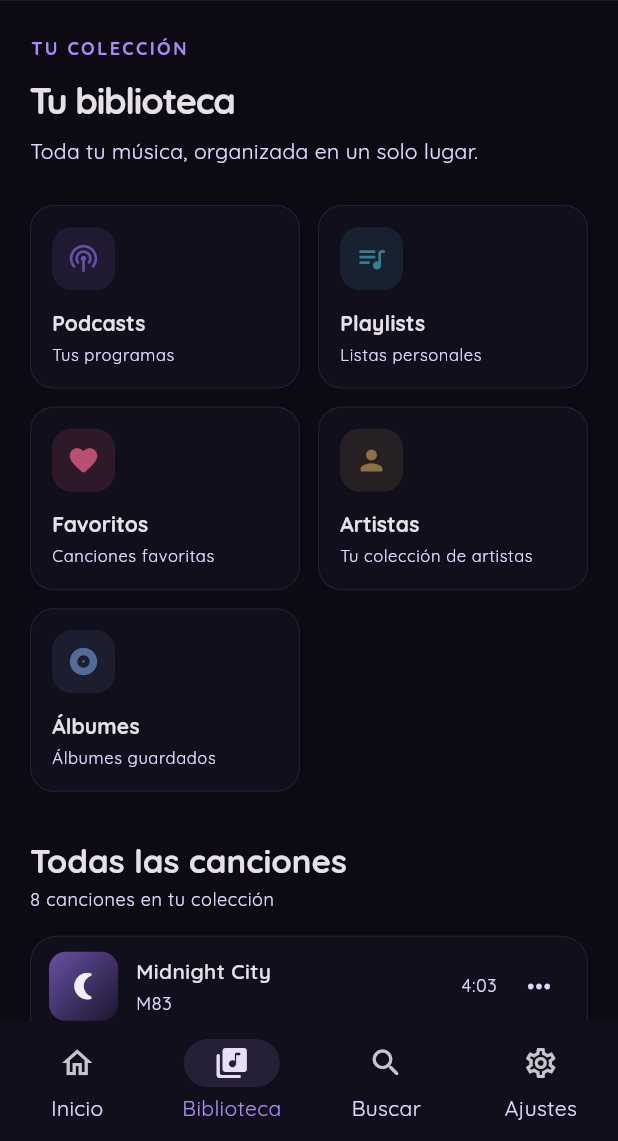
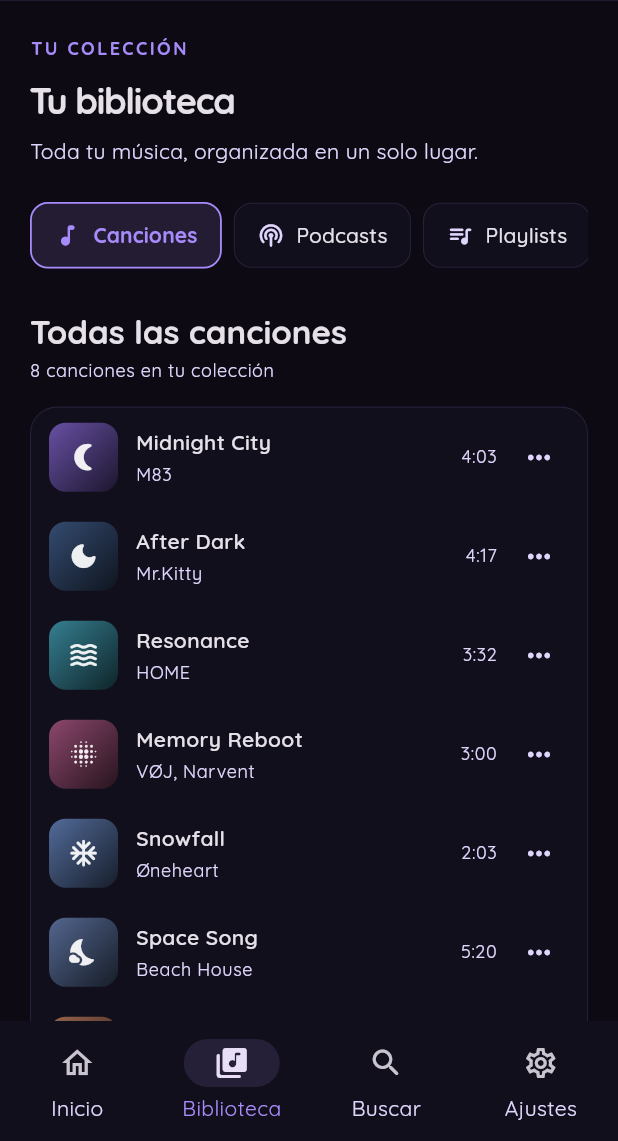
Before and after one commit to WarycoeDev/DecibeX, a Flutter app: the screen it shows after launch, item 2 of the bottom bar chosen, on a phone screen of 412 x 824 dp, the part 95-1236 px from its top. Run offline on Flutter 3.47's test engine with Material 3 defaults, Android fonts, the phone set to English and light mode, and no system bars.

Commit message:
Library Screen finished

```diff
--- a/lib/ui/library/library_screen.dart
+++ b/lib/ui/library/library_screen.dart
@@ -3,6 +3,8 @@
 import '../app_theme.dart';
 import '../../core/models/song.dart';
 import 'song_list_tile.dart';
+
+enum _LibraryTab { songs, podcasts, playlists, favorites, artists, albums }
 
 class LibraryScreen extends StatefulWidget {
   const LibraryScreen({super.key});
@@ -12,36 +14,36 @@
 }
 
 class _LibraryScreenState extends State<LibraryScreen> {
-  static const List<_LibraryCategory> _categories = [
-    _LibraryCategory(
+  static const List<_LibraryTabData> _tabs = [
+    _LibraryTabData(
+      tab: _LibraryTab.songs,
+      title: 'Canciones',
+      icon: Icons.music_note_rounded,
+    ),
+    _LibraryTabData(
+      tab: _LibraryTab.podcasts,
       title: 'Podcasts',
-      subtitle: 'Tus programas',
       icon: Icons.podcasts_rounded,
-      color: Color(0xFF6750A4),
     ),
-    _LibraryCategory(
+    _LibraryTabData(
+      tab: _LibraryTab.playlists,
       title: 'Playlists',
-      subtitle: 'Listas personales',
       icon: Icons.queue_music_rounded,
-      color: Color(0xFF357F91),
     ),
-    _LibraryCategory(
+    _LibraryTabData(
+      tab: _LibraryTab.favorites,
       title: 'Favoritos',
-      subtitle: 'Canciones favoritas',
       icon: Icons.favorite_rounded,
-      color: Color(0xFFB94F73),
     ),
-    _LibraryCategory(
+    _LibraryTabData(
+      tab: _LibraryTab.artists,
       title: 'Artistas',
-      subtitle: 'Tu colección de artistas',
       icon: Icons.person_rounded,
-      color: Color(0xFF8C7047),
     ),
-    _LibraryCategory(
+    _LibraryTabData(
+      tab: _LibraryTab.albums,
       title: 'Álbumes',
-      subtitle: 'Álbumes guardados',
       icon: Icons.album_rounded,
-      color: Color(0xFF526B99),
     ),
   ];
 
@@ -115,7 +117,57 @@
     ),
   ];
 
-  int _selectedCategory = -1;
+  _LibraryTab _selectedTab = _LibraryTab.songs;
+
+  List<Song> get _visibleSongs {
+    switch (_selectedTab) {
+      case _LibraryTab.songs:
+        return _songs;
+
+      case _LibraryTab.favorites:
+        return _songs.where((song) => song.favorite).toList();
+
+      case _LibraryTab.podcasts:
+      case _LibraryTab.playlists:
+      case _LibraryTab.artists:
+      case _LibraryTab.albums:
+        return const [];
+    }
+  }
+
+  String get _sectionTitle {
+    switch (_selectedTab) {
+      case _LibraryTab.songs:
+        return 'Todas las canciones';
+      case _LibraryTab.podcasts:
+        return 'Tus podcasts';
+      case _LibraryTab.playlists:
+        return 'Tus playlists';
+      case _LibraryTab.favorites:
+        return 'Canciones favoritas';
+      case _LibraryTab.artists:
+        return 'Tus artistas';
+      case _LibraryTab.albums:
+        return 'Tus álbumes';
+    }
+  }
+
+  String get _sectionSubtitle {
+    switch (_selectedTab) {
+      case _LibraryTab.songs:
+        return '${_visibleSongs.length} canciones en tu colección';
+      case _LibraryTab.podcasts:
+        return 'Tus programas y episodios';
+      case _LibraryTab.playlists:
+        return 'Tus listas de reproducción';
+      case _LibraryTab.favorites:
+        return '${_visibleSongs.length} canciones favoritas';
+      case _LibraryTab.artists:
+        return 'Artistas de tu colección';
+      case _LibraryTab.albums:
+        return 'Álbumes de tu colección';
+    }
+  }
 
   @override
   Widget build(BuildContext context) {
@@ -137,12 +189,12 @@
                 crossAxisAlignment: CrossAxisAlignment.start,
                 children: [
                   _buildHeader(context, isDesktop),
-                  SizedBox(height: isDesktop ? 32 : 26),
-                  _buildCategories(context, isDesktop),
-                  SizedBox(height: isDesktop ? 40 : 32),
-                  _buildSongsHeader(context, isDesktop),
+                  SizedBox(height: isDesktop ? 32 : 24),
+                  _buildTabs(),
+                  SizedBox(height: isDesktop ? 36 : 28),
+                  _buildSectionHeader(context, isDesktop),
                   const SizedBox(height: 16),
-                  _buildSongList(isDesktop),
+                  _buildContent(isDesktop),
                 ],
               ),
             ),
@@ -186,44 +238,31 @@
     );
   }
 
-  Widget _buildCategories(BuildContext context, bool isDesktop) {
-    return LayoutBuilder(
-      builder: (context, constraints) {
-        final columns = isDesktop
-            ? (constraints.maxWidth / 210).floor().clamp(3, 5).toInt()
-            : constraints.maxWidth >= 500
-            ? 3
-            : 2;
+  Widget _buildTabs() {
+    return SingleChildScrollView(
+      scrollDirection: Axis.horizontal,
+      child: Row(
+        children: [
+          for (int i = 0; i < _tabs.length; i++) ...[
+            if (i > 0) const SizedBox(width: 8),
+            _LibraryTabButton(
+              data: _tabs[i],
+              selected: _selectedTab == _tabs[i].tab,
+              onTap: () {
+                if (_selectedTab == _tabs[i].tab) return;
 
-        const spacing = 12.0;
-        final cardWidth =
-            (constraints.maxWidth - spacing * (columns - 1)) / columns;
-
-        return Wrap(
-          spacing: spacing,
-          runSpacing: spacing,
-          children: [
-            for (int i = 0; i < _categories.length; i++)
-              SizedBox(
-                width: cardWidth,
-                child: _CategoryCard(
-                  category: _categories[i],
-                  selected: _selectedCategory == i,
-                  compact: !isDesktop,
-                  onTap: () {
                 setState(() {
-                      _selectedCategory = _selectedCategory == i ? -1 : i;
+                  _selectedTab = _tabs[i].tab;
                 });
               },
             ),
+          ],
+        ],
       ),
-          ],
-        );
-      },
     );
   }
 
-  Widget _buildSongsHeader(BuildContext context, bool isDesktop) {
+  Widget _buildSectionHeader(BuildContext context, bool isDesktop) {
     final theme = Theme.of(context);
 
     return Row(
@@ -234,14 +273,14 @@
             crossAxisAlignment: CrossAxisAlignment.start,
             children: [
               Text(
-                'Todas las canciones',
+                _sectionTitle,
                 style: theme.textTheme.titleLarge?.copyWith(
                   fontWeight: FontWeight.bold,
                 ),
               ),
               const SizedBox(height: 4),
               Text(
-                '${_songs.length} canciones en tu colección',
+                _sectionSubtitle,
                 style: theme.textTheme.bodySmall?.copyWith(
                   color: AppTheme.textSecondary,
                 ),
@@ -249,7 +288,9 @@
             ],
           ),
         ),
-        if (isDesktop)
+        if (isDesktop &&
+            (_selectedTab == _LibraryTab.songs ||
+                _selectedTab == _LibraryTab.favorites))
           Container(
             padding: const EdgeInsets.symmetric(horizontal: 12, vertical: 8),
             decoration: BoxDecoration(
@@ -267,7 +308,9 @@
                 ),
                 const SizedBox(width: 8),
                 Text(
-                  'Biblioteca completa',
+                  _selectedTab == _LibraryTab.songs
+                      ? 'Biblioteca completa'
+                      : 'Tus favoritos',
                   style: theme.textTheme.labelMedium?.copyWith(
                     color: AppTheme.textSecondary,
                   ),
@@ -279,8 +322,59 @@
     );
   }
 
+  Widget _buildContent(bool isDesktop) {
+    switch (_selectedTab) {
+      case _LibraryTab.songs:
+      case _LibraryTab.favorites:
+        if (_visibleSongs.isEmpty) {
+          return _EmptyLibraryState(
+            icon: _selectedTab == _LibraryTab.favorites
+                ? Icons.favorite_border_rounded
+                : Icons.music_off_rounded,
+            title: _selectedTab == _LibraryTab.favorites
+                ? 'Todavía no tienes favoritos'
+                : 'Tu biblioteca está vacía',
+            message: _selectedTab == _LibraryTab.favorites
+                ? 'Las canciones que marques como favoritas aparecerán aquí.'
+                : 'Cuando tengas canciones disponibles, aparecerán aquí.',
+          );
+        }
+
+        return _buildSongList(isDesktop);
+
+      case _LibraryTab.podcasts:
+        return const _EmptyLibraryState(
+          icon: Icons.podcasts_rounded,
+          title: 'Todavía no hay podcasts',
+          message: 'Tus programas y episodios aparecerán aquí.',
+        );
+
+      case _LibraryTab.playlists:
+        return const _EmptyLibraryState(
+          icon: Icons.queue_music_rounded,
+          title: 'Todavía no hay playlists',
+          message: 'Tus listas de reproducción aparecerán aquí.',
+        );
+
+      case _LibraryTab.artists:
+        return const _EmptyLibraryState(
+          icon: Icons.person_outline_rounded,
+          title: 'Todavía no hay artistas',
+          message: 'Los artistas de tu colección aparecerán aquí.',
+        );
+
+      case _LibraryTab.albums:
+        return const _EmptyLibraryState(
+          icon: Icons.album_rounded,
+          title: 'Todavía no hay álbumes',
+          message: 'Los álbumes de tu colección aparecerán aquí.',
+        );
+    }
+  }
+
   Widget _buildSongList(bool isDesktop) {
     return Container(
+      width: double.infinity,
       decoration: BoxDecoration(
         color: AppTheme.surface,
         borderRadius: BorderRadius.circular(18),
@@ -288,38 +382,41 @@
       ),
       child: Column(
         children: [
-          for (int i = 0; i < _songs.length; i++)
-            SongListTile(song: _songs[i], isDesktop: isDesktop),
+          for (final song in _visibleSongs)
+            SongListTile(
+              key: ValueKey(
+                '${song.title}_${song.artist}_${_selectedTab.name}',
+              ),
+              song: song,
+              isDesktop: isDesktop,
+            ),
         ],
       ),
     );
   }
 }
 
-class _LibraryCategory {
+class _LibraryTabData {
+  final _LibraryTab tab;
   final String title;
-  final String subtitle;
   final IconData icon;
-  final Color color;
 
-  const _LibraryCategory({
+  const _LibraryTabData({
+    required this.tab,
     required this.title,
-    required this.subtitle,
     required this.icon,
-    required this.color,
   });
 }
 
-class _CategoryCard extends StatelessWidget {
-  final _LibraryCategory category;
+class _LibraryTabButton extends StatelessWidget {
+  final _LibraryTabData data;
   final bool selected;
-  final bool compact;
   final VoidCallback onTap;
 
-  const _CategoryCard({
-    required this.category,
+  const _LibraryTabButton({
+    super.key,
+    required this.data,
     required this.selected,
-    required this.compact,
     required this.onTap,
   });
 
@@ -329,54 +426,39 @@
 
     return Material(
       color: selected
-          ? category.color.withValues(alpha: 0.16)
+          ? AppTheme.accent.withValues(alpha: 0.14)
           : AppTheme.surface,
-      borderRadius: BorderRadius.circular(16),
+      borderRadius: BorderRadius.circular(12),
       child: InkWell(
         onTap: onTap,
-        borderRadius: BorderRadius.circular(16),
-        child: Container(
-          padding: EdgeInsets.all(compact ? 14 : 18),
+        borderRadius: BorderRadius.circular(12),
+        child: AnimatedContainer(
+          duration: const Duration(milliseconds: 180),
+          curve: Curves.easeOut,
+          padding: const EdgeInsets.symmetric(horizontal: 15, vertical: 11),
           decoration: BoxDecoration(
-            borderRadius: BorderRadius.circular(16),
+            borderRadius: BorderRadius.circular(12),
             border: Border.all(
-              color: selected ? category.color : AppTheme.surfaceVariant,
+              color: selected ? AppTheme.accent : AppTheme.surfaceVariant,
               width: selected ? 1.2 : 0.7,
             ),
           ),
-          child: Column(
-            crossAxisAlignment: CrossAxisAlignment.start,
+          child: Row(
+            mainAxisSize: MainAxisSize.min,
             children: [
-              Container(
-                width: compact ? 42 : 48,
-                height: compact ? 42 : 48,
-                decoration: BoxDecoration(
-                  color: category.color.withValues(alpha: 0.16),
-                  borderRadius: BorderRadius.circular(13),
+              Icon(
+                data.icon,
+                size: 18,
+                color: selected ? AppTheme.accent : AppTheme.textSecondary,
               ),
-                child: Icon(
-                  category.icon,
-                  color: category.color,
-                  size: compact ? 22 : 25,
-                ),
-              ),
-              SizedBox(height: compact ? 12 : 16),
+              const SizedBox(width: 8),
               Text(
-                category.title,
-                maxLines: 1,
-                overflow: TextOverflow.ellipsis,
-                style: theme.textTheme.titleSmall?.copyWith(
-                  fontWeight: FontWeight.bold,
-                ),
-              ),
-              const SizedBox(height: 4),
-              Text(
-                category.subtitle,
-                maxLines: 1,
-                overflow: TextOverflow.ellipsis,
-                style: theme.textTheme.bodySmall?.copyWith(
-                  color: AppTheme.textSecondary,
-                  fontSize: 11,
+                data.title,
+                style: theme.textTheme.labelLarge?.copyWith(
+                  color: selected
+                      ? AppTheme.accent
+                      : theme.colorScheme.onSurface,
+                  fontWeight: selected ? FontWeight.bold : FontWeight.w500,
                 ),
               ),
             ],
@@ -387,116 +469,63 @@
   }
 }
 
-class _LibrarySongTile extends StatelessWidget {
-  final Song song;
-  final int index;
-  final bool isDesktop;
+class _EmptyLibraryState extends StatelessWidget {
+  final IconData icon;
+  final String title;
+  final String message;
 
-  const _LibrarySongTile({
-    required this.song,
-    required this.index,
-    required this.isDesktop,
+  const _EmptyLibraryState({
+    required this.icon,
+    required this.title,
+    required this.message,
   });
 
   @override
   Widget build(BuildContext context) {
     final theme = Theme.of(context);
 
-    return Material(
-      color: Colors.transparent,
-      child: InkWell(
-        onTap: () {},
-        hoverColor: AppTheme.surfaceVariant.withValues(alpha: 0.45),
-        splashColor: AppTheme.accent.withValues(alpha: 0.12),
-        highlightColor: AppTheme.accent.withValues(alpha: 0.08),
-        child: Padding(
-          padding: EdgeInsets.symmetric(
-            horizontal: isDesktop ? 20 : 12,
-            vertical: isDesktop ? 12 : 10,
+    return Container(
+      width: double.infinity,
+      padding: const EdgeInsets.symmetric(horizontal: 24, vertical: 48),
+      decoration: BoxDecoration(
+        color: AppTheme.surface,
+        borderRadius: BorderRadius.circular(18),
+        border: Border.all(color: AppTheme.surfaceVariant, width: 0.7),
       ),
-          child: Row(
+      child: Column(
+        mainAxisSize: MainAxisSize.min,
         children: [
-              _SongArtwork(song: song, size: isDesktop ? 50 : 46),
-              const SizedBox(width: 12),
-              Expanded(
-                child: Column(
-                  crossAxisAlignment: CrossAxisAlignment.start,
-                  children: [
+          Container(
+            width: 64,
+            height: 64,
+            decoration: BoxDecoration(
+              color: AppTheme.accent.withValues(alpha: 0.12),
+              borderRadius: BorderRadius.circular(20),
+            ),
+            child: Icon(icon, size: 30, color: AppTheme.accent),
+          ),
+          const SizedBox(height: 20),
           Text(
-                      song.title,
-                      maxLines: 1,
-                      overflow: TextOverflow.ellipsis,
-                      style: theme.textTheme.bodyMedium?.copyWith(
-                        fontWeight: FontWeight.w600,
+            title,
+            textAlign: TextAlign.center,
+            style: theme.textTheme.titleMedium?.copyWith(
+              fontWeight: FontWeight.bold,
             ),
           ),
-                    const SizedBox(height: 4),
-                    Text(
-                      song.artist,
-                      maxLines: 1,
-                      overflow: TextOverflow.ellipsis,
-                      style: theme.textTheme.bodySmall?.copyWith(
+          const SizedBox(height: 8),
+          ConstrainedBox(
+            constraints: const BoxConstraints(maxWidth: 360),
+            child: Text(
+              message,
+              textAlign: TextAlign.center,
+              style: theme.textTheme.bodyMedium?.copyWith(
                 color: AppTheme.textSecondary,
+                height: 1.5,
+              ),
             ),
           ),
         ],
       ),
-              ),
-              const SizedBox(width: 12),
-              SizedBox(
-                width: 42,
-                child: Align(
-                  alignment: Alignment.centerRight,
-                  child: Text(
-                    song.duration,
-                    style: theme.textTheme.bodySmall?.copyWith(
-                      color: AppTheme.textSecondary,
-                    ),
-                  ),
-                ),
-              ),
-              const SizedBox(width: 8),
-              IconButton(
-                onPressed: () {},
-                tooltip: 'Más opciones',
-                icon: const Icon(Icons.more_horiz_rounded),
-                color: AppTheme.textSecondary,
-                iconSize: 22,
-                visualDensity: VisualDensity.compact,
-                splashRadius: 20,
-              ),
-            ],
-          ),
-        ),
-      ),
     );
   }
 }
-
-class _SongArtwork extends StatelessWidget {
-  final Song song;
-  final double size;
-
-  const _SongArtwork({required this.song, required this.size});
-
-  @override
-  Widget build(BuildContext context) {
-    return Container(
-      width: size,
-      height: size,
-      decoration: BoxDecoration(
-        borderRadius: BorderRadius.circular(11),
-        gradient: LinearGradient(
-          begin: Alignment.topLeft,
-          end: Alignment.bottomRight,
-          colors: [song.color, Color.lerp(song.color, Colors.black, 0.72)!],
-        ),
-      ),
-      child: Icon(
-        song.icon,
-        color: Colors.white.withValues(alpha: 0.92),
-        size: size * 0.46,
-      ),
-    );
-  }
-}
```
Lines whose indentation alone changed are shown as unchanged.
